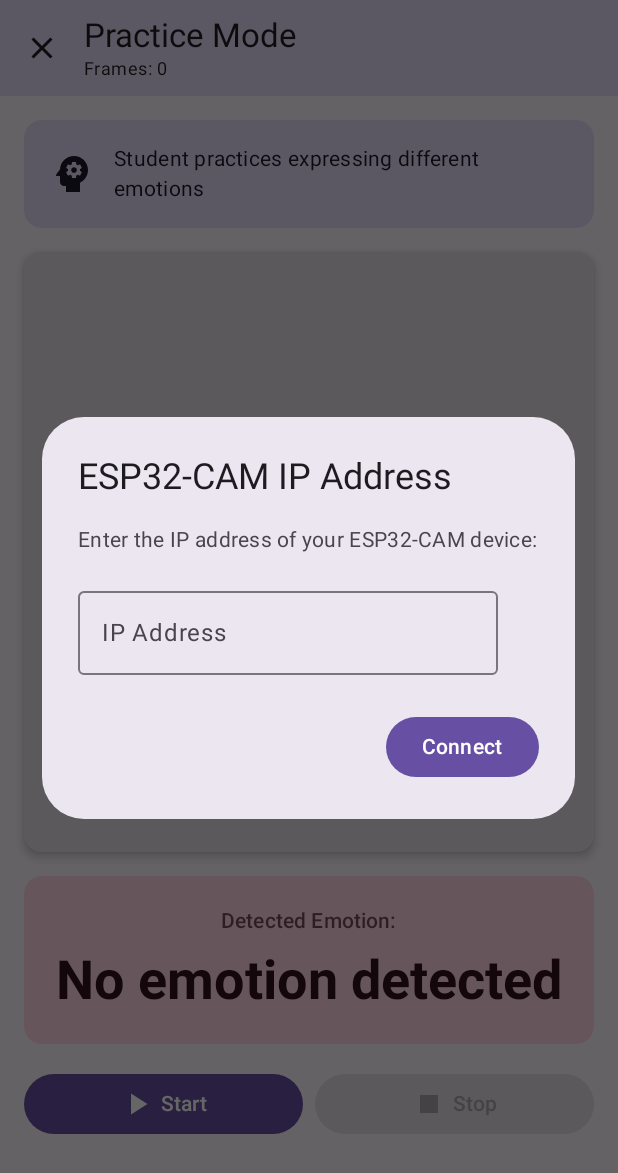
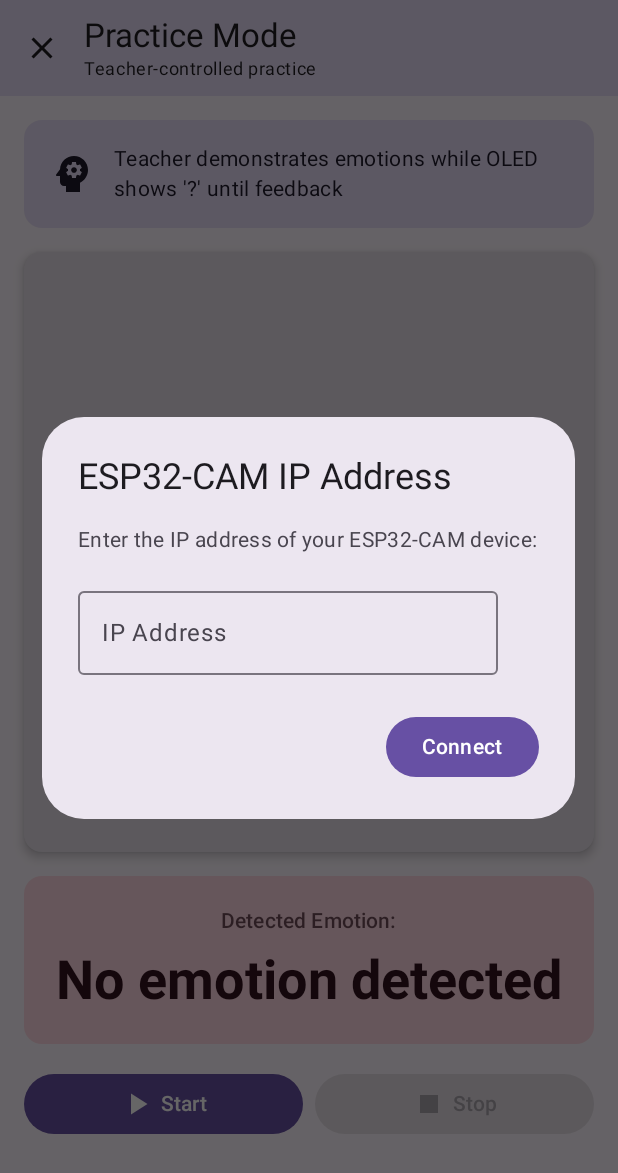
Before and after one commit to prafullKrRj/CueSight, an Android app built with Jetpack Compose: the composable SessionScreen called with empty values, on a phone screen of 412 x 824 dp. Shown: the top 1173 px of the screen. Run offline under Robolectric (Android 15) with nearby library versions, the phone set to English and light mode, and no system bars; our stand-ins replace Room's generated code; libraries missing offline, so code that uses them is left out: com.google.mlkit.vision; 1 statement that could not run was skipped.

Commit message:
feat: separate practice mode from camera stream and show OLED question mark
Co-authored-by: braveheart3030 <126796989+braveheart3030@users.noreply.github.com>

```diff
--- a/app/src/main/java/com/cuegight/cuesight/ui/screens/SessionScreen.kt
+++ b/app/src/main/java/com/cuegight/cuesight/ui/screens/SessionScreen.kt
@@ -193,7 +193,11 @@ fun SessionScreen(
                     Column {
                         Text(if (sessionMode == SessionMode.TEACHING) "Teaching Mode" else "Practice Mode")
                         Text(
-                            "Frames: ${state.frameCount}",
+                            if (sessionMode == SessionMode.TEACHING) {
+                                "Frames: ${state.frameCount}"
+                            } else {
+                                "Teacher-controlled practice"
+                            },
                             style = MaterialTheme.typography.bodySmall
                         )
                     }
@@ -243,7 +247,7 @@ fun SessionScreen(
                             text = if (sessionMode == SessionMode.TEACHING)
                                 "Demonstrate emotions for the student to observe and learn"
                             else
-                                "Student practices expressing different emotions",
+                                "Teacher demonstrates emotions while OLED shows '?' until feedback",
                             style = MaterialTheme.typography.bodyMedium
                         )
                     }
@@ -285,6 +289,7 @@ fun SessionScreen(
                         .height(400.dp),
                     elevation = CardDefaults.cardElevation(defaultElevation = 4.dp)
                 ) {
+                    if (sessionMode == SessionMode.TEACHING) {
                         Box(
                             modifier = Modifier.fillMaxSize(),
                             contentAlignment = Alignment.Center
@@ -316,6 +321,26 @@ fun SessionScreen(
                                         Text("Press Start to begin streaming")
                                     }
                                 }
+                            }
+                        }
+                    } else {
+                        Column(
+                            modifier = Modifier.fillMaxSize(),
+                            horizontalAlignment = Alignment.CenterHorizontally,
+                            verticalArrangement = Arrangement.Center
+                        ) {
+                            Text(
+                                "?",
+                                style = MaterialTheme.typography.displayLarge,
+                                fontWeight = FontWeight.Bold
+                            )
+                            Spacer(modifier = Modifier.height(12.dp))
+                            Text("Practice mode runs without camera stream")
+                            Text(
+                                "Use feedback buttons for student response",
+                                style = MaterialTheme.typography.bodySmall,
+                                color = MaterialTheme.colorScheme.onSurfaceVariant
+                            )
                         }
                     }
                 }
```
Also changed, not shown: app/src/main/java/com/cuegight/cuesight/viewmodel/SessionViewModel.kt (+16 -6 lines), 1 other file. Lines whose indentation alone changed are shown as unchanged.
